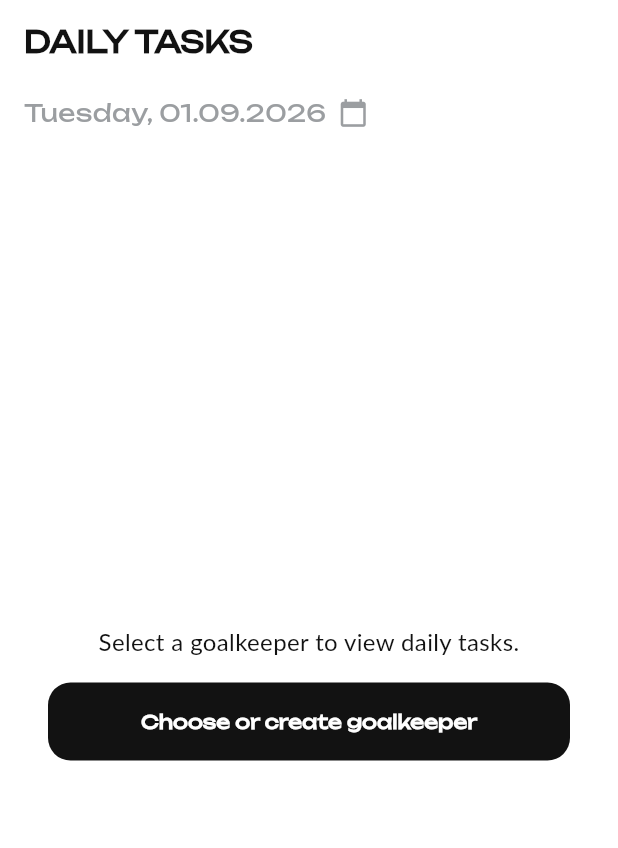
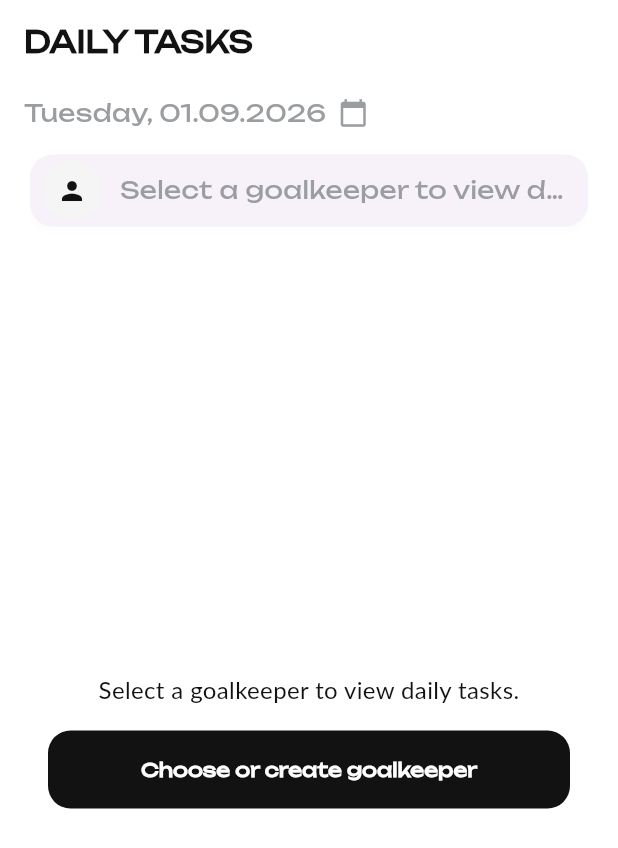
Before and after one commit to novoros-id/pro_club_season_3, a Flutter app: the DailyTasksScreen screen opened by its route, on a phone screen of 412 x 824 dp. Shown: the top 848 px of the screen. Run offline on Flutter 3.47's test engine with Material 3 defaults, Android fonts, the phone set to English and light mode, and no system bars; our stand-ins replace audioplayers, drift, file_picker, fl_chart, flutter_riverpod, flutter_svg and 3 more; accounts and stored records are empty; generated files the repository leaves out were written again; project files that could hold a hidden picture were left out.

Commit message:
Добавил выбор вратаря. Убрал зачеркивание выполненных задач

```diff
--- a/lib/features/daily_tasks/ui/daily_tasks_screen.dart
+++ b/lib/features/daily_tasks/ui/daily_tasks_screen.dart
@@ -2,6 +2,7 @@ import 'package:flutter/material.dart';
 import 'package:flutter_riverpod/flutter_riverpod.dart';
 import 'package:go_router/go_router.dart';
 import 'package:intl/intl.dart';
+import '../../../core/database/app_database.dart';
 import '../../../l10n/app_localizations.dart';
 import '../../registration/logic/goalkeepers_controller.dart';
 import '../logic/daily_tasks_logic.dart';
@@ -16,6 +17,7 @@ class DailyTasksScreen extends ConsumerWidget {
   Widget build(BuildContext context, WidgetRef ref) {
     final state = ref.watch(dailyTasksControllerProvider);
     final goalkeeper = ref.watch(currentGoalkeeperProvider);
+    final goalkeepers = ref.watch(goalkeepersControllerProvider);
     final controller = ref.read(dailyTasksControllerProvider.notifier);
     final l10n = AppLocalizations.of(context)!;
     return Scaffold(
@@ -47,10 +49,15 @@ class DailyTasksScreen extends ConsumerWidget {
             date: state.date,
             onDateSelected: controller.selectDate,
           ),
-          if (goalkeeper != null)
-            _GoalkeeperHeader(
-              name: '${goalkeeper.firstName} ${goalkeeper.lastName}',
+          _GoalkeeperSelector(
+            goalkeepers: goalkeepers,
+            selectedGoalkeeper: goalkeeper,
+            enabled: !state.isLoading,
+            onSelected: (goalkeeperId) => ref
+                .read(goalkeepersControllerProvider.notifier)
+                .makeCurrent(goalkeeperId),
           ),
+          const SizedBox(height: 8),
           Expanded(
             child: state.isLoading
                 ? const Center(
@@ -128,9 +135,6 @@ class DailyTasksScreen extends ConsumerWidget {
                                       color: item.isCompleted
                                           ? DailyTasksStyles.secondaryText
                                           : DailyTasksStyles.dark,
-                                      decoration: item.isCompleted
-                                          ? TextDecoration.lineThrough
-                                          : null,
                                     ),
                                   ),
                                   subtitle:
@@ -232,36 +236,98 @@ class _DateSelector extends StatelessWidget {
   }
 }
 
-class _GoalkeeperHeader extends StatelessWidget {
-  final String name;
-  const _GoalkeeperHeader({required this.name});
+class _GoalkeeperSelector extends StatelessWidget {
+  final List<Goalkeeper> goalkeepers;
+  final Goalkeeper? selectedGoalkeeper;
+  final bool enabled;
+  final Future<void> Function(int goalkeeperId) onSelected;
+
+  const _GoalkeeperSelector({
+    required this.goalkeepers,
+    required this.selectedGoalkeeper,
+    required this.enabled,
+    required this.onSelected,
+  });
 
   @override
   Widget build(BuildContext context) => Padding(
-    padding: const EdgeInsets.fromLTRB(16, 8, 16, 0),
+    padding: const EdgeInsets.symmetric(horizontal: 16),
+    child: Card(
+      key: const Key('dailyTasksGoalkeeperSelector'),
+      elevation: 2,
+      shadowColor: Colors.black.withValues(alpha: 0.05),
+      shape: RoundedRectangleBorder(borderRadius: BorderRadius.circular(15)),
+      child: Padding(
+        padding: const EdgeInsets.symmetric(horizontal: 8, vertical: 4),
         child: Row(
           children: [
-        CircleAvatar(
-          radius: 18,
-          backgroundColor: DailyTasksStyles.accent.withValues(alpha: 0.25),
-          child: Text(
-            name
-                .split(' ')
-                .where((part) => part.isNotEmpty)
-                .take(2)
-                .map((part) => part[0])
-                .join(),
-            style: DailyTasksStyles.body,
+            Container(
+              width: 40,
+              height: 40,
+              decoration: const BoxDecoration(
+                color: Color(0xFFF5F5F5),
+                shape: BoxShape.circle,
+              ),
+              child: const Icon(
+                Icons.person,
+                color: DailyTasksStyles.dark,
+                size: 20,
               ),
             ),
-        const SizedBox(width: 10),
+            const SizedBox(width: 12),
             Expanded(
+              child: goalkeepers.isEmpty
+                  ? Text(
+                      AppLocalizations.of(context)!.dailyTasksNoGoalkeeper,
+                      maxLines: 1,
+                      overflow: TextOverflow.ellipsis,
+                      style: const TextStyle(
+                        fontFamily: 'Unbounded',
+                        fontSize: 16,
+                        color: DailyTasksStyles.secondaryText,
+                      ),
+                    )
+                  : DropdownButtonHideUnderline(
+                      child: DropdownButton<Goalkeeper>(
+                        key: const Key('dailyTasksGoalkeeperDropdown'),
+                        isExpanded: true,
+                        value: selectedGoalkeeper,
+                        style: const TextStyle(
+                          fontFamily: 'Unbounded',
+                          fontSize: 16,
+                          fontWeight: FontWeight.bold,
+                          color: DailyTasksStyles.dark,
+                        ),
+                        icon: const Icon(
+                          Icons.arrow_drop_down,
+                          color: DailyTasksStyles.accent,
+                        ),
+                        items: goalkeepers
+                            .map(
+                              (goalkeeper) => DropdownMenuItem<Goalkeeper>(
+                                value: goalkeeper,
                                 child: Text(
-            AppLocalizations.of(context)!.dailyTasksForGoalkeeper(name),
-            style: DailyTasksStyles.body,
+                                  '${goalkeeper.firstName} ${goalkeeper.lastName}',
+                                  overflow: TextOverflow.ellipsis,
+                                ),
+                              ),
+                            )
+                            .toList(),
+                        onChanged: enabled
+                            ? (goalkeeper) async {
+                                if (goalkeeper == null ||
+                                    goalkeeper.id == selectedGoalkeeper?.id) {
+                                  return;
+                                }
+                                await onSelected(goalkeeper.id);
+                              }
+                            : null,
+                      ),
                     ),
             ),
           ],
+        ),
+      ),
     ),
   );
 }
```
Also changed, not shown: 1 other file. Lines whose indentation alone changed are shown as unchanged.
